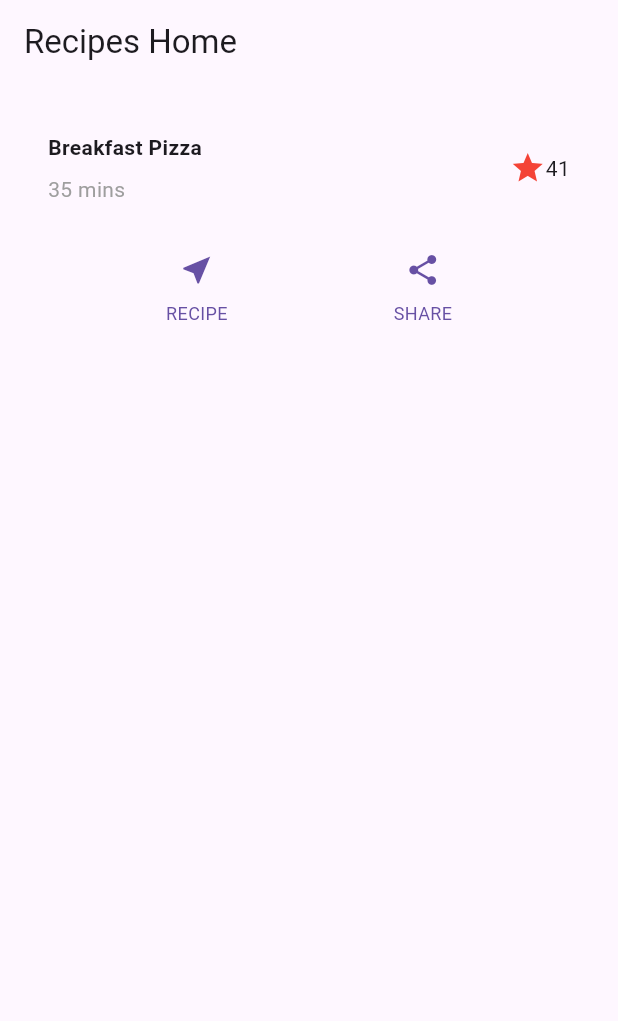
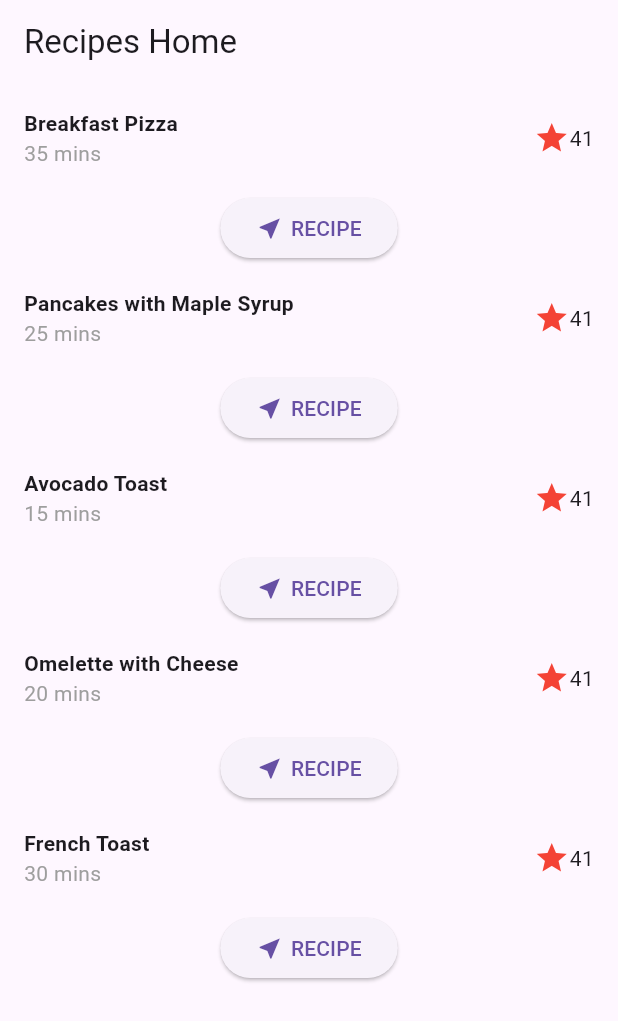
Before and after one commit to vinhbin/flutterrecipe, a Flutter app: the screen it shows after launch, on a phone screen of 412 x 824 dp. Shown: the top 1021 px of the screen. Run offline on Flutter 3.47's test engine with Material 3 defaults, Android fonts, the phone set to English and light mode, and no system bars.

Commit message:
added recipe page, updated recipe button section to navigate to recipe page, added back button in recipe detail page, used singlechildscrollview for long recipes

```diff
--- a/lib/main.dart
+++ b/lib/main.dart
@@ -1,4 +1,5 @@
 import 'package:flutter/material.dart';
+import 'recipe_detail.dart'; // Import the details page
 
 void main() => runApp(const MyApp());
 
@@ -10,18 +11,121 @@ class MyApp extends StatelessWidget {
     const String appTitle = 'Recipes Home';
     return MaterialApp(
       title: appTitle,
-      home: Scaffold(
+      home: RecipeHomeScreen(),
+    );
+  }
+}
+
+class RecipeHomeScreen extends StatelessWidget {
+  const RecipeHomeScreen({super.key});
+
+  @override
+  Widget build(BuildContext context) {
+    const String appTitle = 'Recipes Home';
+
+    return Scaffold(
       appBar: AppBar(title: const Text(appTitle)),
-        body: const SingleChildScrollView(
+      body: SingleChildScrollView(
         child: Column(
           children: [
-              TitleSection(
+            // List of food items with buttons
+            TitleSection(name: 'Breakfast Pizza', location: '35 mins'),
+            ButtonSection(
               name: 'Breakfast Pizza',
               location: '35 mins',
-              ),
-              ButtonSection(), // Included ButtonSection
+              ingredients: [
+                '2 eggs',
+                '1 pizza crust',
+                '1/2 cup cheese',
+                '1/4 cup tomato sauce',
+              ],
+              steps: [
+                'Preheat oven to 375°F (190°C).',
+                'Spread tomato sauce on pizza crust.',
+                'Sprinkle cheese over the sauce.',
+                'Crack eggs on top and bake for 15 minutes.',
               ],
             ),
+
+            TitleSection(name: 'Pancakes with Maple Syrup', location: '25 mins'),
+            ButtonSection(
+              name: 'Pancakes with Maple Syrup',
+              location: '25 mins',
+              ingredients: [
+                '1 cup flour',
+                '1 egg',
+                '1 cup milk',
+                '2 tbsp sugar',
+                '1 tsp baking powder',
+                '1/2 tsp salt',
+                'Maple syrup for serving',
+              ],
+              steps: [
+                'Mix all ingredients in a bowl.',
+                'Heat a pan over medium heat and add butter.',
+                'Pour batter into the pan and cook until bubbles form.',
+                'Flip and cook until golden brown.',
+                'Serve with maple syrup.',
+              ],
+            ),
+
+            TitleSection(name: 'Avocado Toast', location: '15 mins'),
+            ButtonSection(
+              name: 'Avocado Toast',
+              location: '15 mins',
+              ingredients: [
+                '2 slices of bread',
+                '1 ripe avocado',
+                '1/2 lemon (juice)',
+                'Salt & pepper to taste',
+              ],
+              steps: [
+                'Toast the bread until golden brown.',
+                'Mash the avocado with lemon juice, salt, and pepper.',
+                'Spread avocado mixture on toasted bread.',
+                'Enjoy your avocado toast!',
+              ],
+            ),
+
+            TitleSection(name: 'Omelette with Cheese', location: '20 mins'),
+            ButtonSection(
+              name: 'Omelette with Cheese',
+              location: '20 mins',
+              ingredients: [
+                '3 eggs',
+                '1/4 cup shredded cheese',
+                '1 tbsp butter',
+                'Salt & pepper to taste',
+              ],
+              steps: [
+                'Whisk eggs in a bowl.',
+                'Heat butter in a pan over medium heat.',
+                'Pour eggs into the pan and cook for 3 minutes.',
+                'Sprinkle cheese on top and fold the omelette.',
+                'Cook for another 2 minutes, then serve.',
+              ],
+            ),
+
+            TitleSection(name: 'French Toast', location: '30 mins'),
+            ButtonSection(
+              name: 'French Toast',
+              location: '30 mins',
+              ingredients: [
+                '2 slices of bread',
+                '1 egg',
+                '1/2 cup milk',
+                '1 tsp cinnamon',
+                'Butter for cooking',
+                'Maple syrup for serving',
+              ],
+              steps: [
+                'Whisk egg, milk, and cinnamon together.',
+                'Dip bread slices into the mixture.',
+                'Heat butter in a pan and cook bread until golden brown on both sides.',
+                'Serve with maple syrup.',
+              ],
+            ),
+          ],
         ),
       ),
     );
@@ -37,20 +141,14 @@ class TitleSection extends StatelessWidget {
   @override
   Widget build(BuildContext context) {
     return Padding(
-      padding: const EdgeInsets.all(32),
+      padding: const EdgeInsets.all(16),
       child: Row(
         children: [
           Expanded(
             child: Column(
               crossAxisAlignment: CrossAxisAlignment.start,
               children: [
-                Padding(
-                  padding: const EdgeInsets.only(bottom: 8),
-                  child: Text(
-                    name,
-                    style: const TextStyle(fontWeight: FontWeight.bold),
-                  ),
-                ),
+                Text(name, style: const TextStyle(fontWeight: FontWeight.bold)),
                 Text(location, style: TextStyle(color: Colors.grey[500])),
               ],
             ),
@@ -64,53 +162,48 @@ class TitleSection extends StatelessWidget {
 }
 
 class ButtonSection extends StatelessWidget {
-  const ButtonSection({super.key});
+  final String name;
+  final String location;
+  final List<String> ingredients;
+  final List<String> steps;
+
+  const ButtonSection({
+    super.key,
+    required this.name,
+    required this.location,
+    required this.ingredients,
+    required this.steps,
+  });
 
   @override
   Widget build(BuildContext context) {
     final Color color = Theme.of(context).primaryColor;
-    return SizedBox(
-      child: Row(
+    return Row(
       mainAxisAlignment: MainAxisAlignment.spaceEvenly,
       children: [
-          ButtonWithText(color: color, icon: Icons.near_me, label: 'RECIPE'),
-          ButtonWithText(color: color, icon: Icons.share, label: 'SHARE'),
+        ElevatedButton(
+          onPressed: () {
+            Navigator.push(
+              context,
+              MaterialPageRoute(
+                builder: (context) => RecipeDetail(
+                  name: name,
+                  location: location,
+                  ingredients: ingredients,
+                  steps: steps,
+                ),
+              ),
+            );
+          },
+          child: Row(
+            children: [
+              Icon(Icons.near_me, color: color),
+              const SizedBox(width: 5),
+              const Text('RECIPE'),
             ],
           ),
-    );
-  }
-}
+        ),
 
-class ButtonWithText extends StatelessWidget {
-  const ButtonWithText({
-    super.key,
-    required this.color,
-    required this.icon,
-    required this.label,
-  });
-
-  final Color color;
-  final IconData icon;
-  final String label;
-
-  @override
-  Widget build(BuildContext context) {
-    return Column(
-      mainAxisSize: MainAxisSize.min,
-      mainAxisAlignment: MainAxisAlignment.center,
-      children: [
-        Icon(icon, color: color),
-        Padding(
-          padding: const EdgeInsets.only(top: 8),
-          child: Text(
-            label,
-            style: TextStyle(
-              fontSize: 12,
-              fontWeight: FontWeight.w400,
-              color: color,
-            ),
-          ),
-        ),
       ],
     );
   }
--- /dev/null
+++ b/lib/recipe_detail.dart
@@ -0,0 +1,54 @@
+import 'package:flutter/material.dart';
+
+class RecipeDetail extends StatelessWidget {
+  final String name;
+  final String location;
+  final List<String> ingredients;
+  final List<String> steps;
+
+  const RecipeDetail({
+    super.key,
+    required this.name,
+    required this.location,
+    required this.ingredients,
+    required this.steps,
+  });
+
+  @override
+  Widget build(BuildContext context) {
+    return Scaffold(
+      appBar: AppBar(
+        title: Text(name),
+      ),
+      body: Padding(
+        padding: const EdgeInsets.all(16.0),
+        child: SingleChildScrollView(
+          child: Column(
+            crossAxisAlignment: CrossAxisAlignment.start,
+            children: [
+              Text(
+                'Time Required: $location',
+                style: const TextStyle(fontSize: 18, fontWeight: FontWeight.bold),
+              ),
+              const SizedBox(height: 20),
+              Text(
+                'Ingredients:',
+                style: const TextStyle(fontSize: 16, fontWeight: FontWeight.bold),
+              ),
+              ...ingredients.map((ingredient) => Text('- $ingredient')).toList(),
+              const SizedBox(height: 20),
+              Text(
+                'Steps:',
+                style: const TextStyle(fontSize: 16, fontWeight: FontWeight.bold),
+              ),
+              ...steps.asMap().entries.map((entry) {
+                int stepNumber = entry.key + 1;
+                return Text('$stepNumber. ${entry.value}');
+              }).toList(),
+            ],
+          ),
+        ),
+      ),
+    );
+  }
+}
```
Lines whose indentation alone changed are shown as unchanged.
